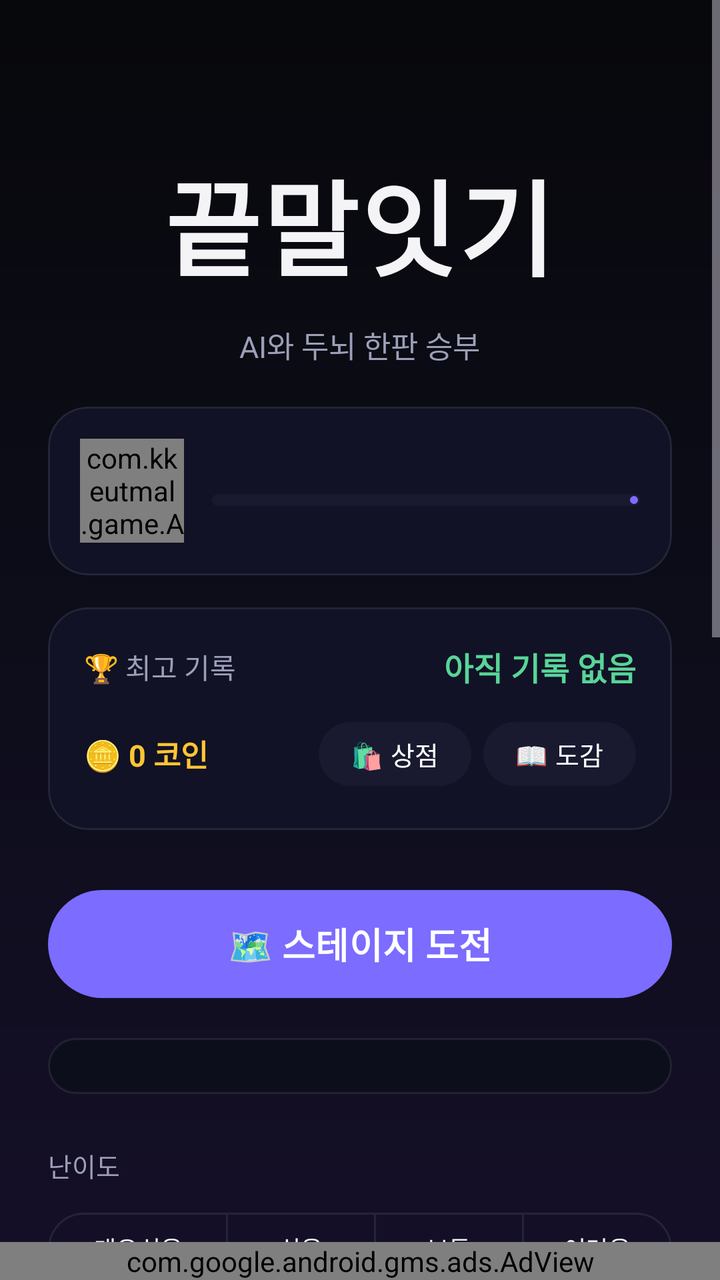
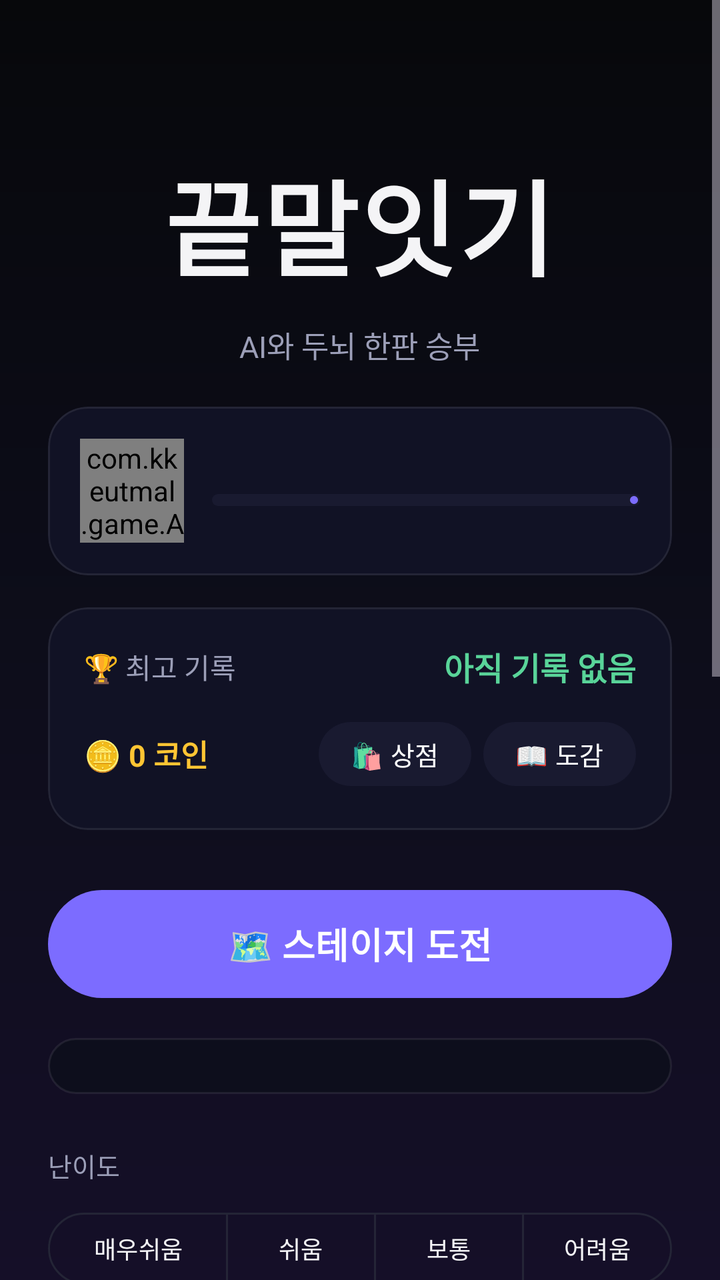

Two renders of the same Android screen: before a commit and after it. Below are the layout's source before the change and the commit's diff.
<!-- AndroidManifest.xml: application theme Theme.KKeutmal -->
<!-- res/layout/activity_main.xml -->
<?xml version="1.0" encoding="utf-8"?>
<LinearLayout xmlns:android="http://schemas.android.com/apk/res/android"
    xmlns:app="http://schemas.android.com/apk/res-auto"
    android:layout_width="match_parent"
    android:layout_height="match_parent"
    android:orientation="vertical">

<ScrollView
        android:layout_width="match_parent"
        android:layout_height="0dp"
        android:layout_weight="1"
    android:fillViewport="true"
    android:overScrollMode="never">

    <LinearLayout
        android:layout_width="match_parent"
        android:layout_height="wrap_content"
        android:orientation="vertical"
        android:gravity="center_horizontal"
        android:padding="24dp">

        <TextView
            android:id="@+id/tvTitle"
            android:layout_width="wrap_content"
            android:layout_height="wrap_content"
            android:layout_marginTop="44dp"
            android:paddingHorizontal="4dp"
            android:paddingVertical="6dp"
            android:text="@string/app_name"
            android:textColor="@color/text_primary"
            android:textSize="52sp"
            android:letterSpacing="0.02"
            android:fontFamily="sans-serif-black" />

        <TextView
            android:layout_width="wrap_content"
            android:layout_height="wrap_content"
            android:layout_marginTop="6dp"
            android:text="@string/subtitle"
            android:textColor="@color/text_dim"
            android:textSize="15sp" />

        <com.google.android.material.card.MaterialCardView
            android:layout_width="match_parent"
            android:layout_height="wrap_content"
            android:layout_marginTop="20dp"
            app:cardBackgroundColor="@color/surface"
            app:cardCornerRadius="20dp"
            app:strokeColor="@color/surface_stroke"
            app:strokeWidth="1dp"
            app:cardElevation="0dp">

            <LinearLayout
                android:layout_width="match_parent"
                android:layout_height="wrap_content"
                android:orientation="horizontal"
                android:gravity="center_vertical"
                android:padding="16dp">

                <com.kkeutmal.game.AvatarView
                    android:id="@+id/avatarMe"
                    android:layout_width="52dp"
                    android:layout_height="52dp" />

                <LinearLayout
                    android:layout_width="0dp"
                    android:layout_weight="1"
                    android:layout_height="wrap_content"
                    android:layout_marginStart="14dp"
                    android:orientation="vertical">

                    <TextView
                        android:id="@+id/tvLevelRank"
                        android:layout_width="wrap_content"
                        android:layout_height="wrap_content"
                        android:textColor="@color/text_primary"
                        android:textSize="16sp"
                        android:textStyle="bold" />

                    <com.google.android.material.progressindicator.LinearProgressIndicator
                        android:id="@+id/xpBar"
                        android:layout_width="match_parent"
                        android:layout_height="wrap_content"
                        android:layout_marginTop="6dp"
                        android:max="1000"
                        app:trackThickness="6dp"
                        app:trackCornerRadius="3dp"
                        app:trackColor="@color/chip_bg"
                        app:indicatorColor="@color/accent" />

                    <TextView
                        android:id="@+id/tvXp"
                        android:layout_width="wrap_content"
                        android:layout_height="wrap_content"
                        android:layout_marginTop="4dp"
                        android:textColor="@color/text_dim"
                        android:textSize="11sp" />
                </LinearLayout>
            </LinearLayout>
        </com.google.android.material.card.MaterialCardView>

        <com.google.android.material.card.MaterialCardView
            android:layout_width="match_parent"
            android:layout_height="wrap_content"
            android:layout_marginTop="16dp"
            app:cardBackgroundColor="@color/surface"
            app:cardCornerRadius="20dp"
            app:strokeColor="@color/surface_stroke"
            app:strokeWidth="1dp"
            app:cardElevation="0dp">

            <LinearLayout
                android:layout_width="match_parent"
                android:layout_height="wrap_content"
                android:orientation="vertical"
                android:padding="18dp">

                <LinearLayout
                    android:layout_width="match_parent"
                    android:layout_height="wrap_content"
                    android:orientation="horizontal"
                    android:gravity="center_vertical">

                    <TextView
                        android:layout_width="0dp"
                        android:layout_weight="1"
                        android:layout_height="wrap_content"
                        android:text="@string/best_label"
                        android:textColor="@color/text_dim"
                        android:textSize="14sp" />

                    <TextView
                        android:id="@+id/tvBest"
                        android:layout_width="wrap_content"
                        android:layout_height="wrap_content"
                        android:text="아직 기록 없음"
                        android:textColor="@color/accent2"
                        android:textSize="16sp"
                        android:textStyle="bold" />
                </LinearLayout>

                <LinearLayout
                    android:id="@+id/rowRecord"
                    android:layout_width="match_parent"
                    android:layout_height="wrap_content"
                    android:layout_marginTop="8dp"
                    android:orientation="horizontal"
                    android:gravity="center_vertical"
                    android:visibility="gone">

                    <TextView
                        android:layout_width="0dp"
                        android:layout_weight="1"
                        android:layout_height="wrap_content"
                        android:text="전적"
                        android:textColor="@color/text_dim"
                        android:textSize="14sp" />

                    <TextView
                        android:id="@+id/tvRecord"
                        android:layout_width="wrap_content"
                        android:layout_height="wrap_content"
                        android:textColor="@color/accent2"
                        android:textSize="16sp"
                        android:textStyle="bold" />
                </LinearLayout>

                <LinearLayout
                    android:layout_width="match_parent"
                    android:layout_height="wrap_content"
                    android:layout_marginTop="12dp"
                    android:orientation="horizontal"
                    android:gravity="center_vertical">

                    <TextView
                        android:id="@+id/tvCoins"
                        android:layout_width="0dp"
                        android:layout_weight="1"
                        android:layout_height="wrap_content"
                        android:text="🪙 0 코인"
                        android:textColor="@color/warn"
                        android:textSize="15sp"
                        android:textStyle="bold" />

                    <com.google.android.material.button.MaterialButton
                        android:id="@+id/btnShop"
                        android:layout_width="wrap_content"
                        android:layout_height="40dp"
                        android:minWidth="0dp"
                        android:paddingHorizontal="16dp"
                        android:text="🛍 상점"
                        android:textSize="13sp"
                        app:backgroundTint="@color/chip_bg"
                        app:cornerRadius="20dp" />

                    <com.google.android.material.button.MaterialButton
                        android:id="@+id/btnCollection"
                        android:layout_width="wrap_content"
                        android:layout_height="40dp"
                        android:layout_marginStart="6dp"
                        android:minWidth="0dp"
                        android:paddingHorizontal="16dp"
                        android:text="📖 도감"
                        android:textSize="13sp"
                        app:backgroundTint="@color/chip_bg"
                        app:cornerRadius="20dp" />
                </LinearLayout>
            </LinearLayout>
        </com.google.android.material.card.MaterialCardView>

        <com.google.android.material.button.MaterialButton
            android:id="@+id/btnAdventure"
            android:layout_width="match_parent"
            android:layout_height="62dp"
            android:layout_marginTop="26dp"
            android:text="🗺 스테이지 도전"
            android:textSize="18sp"
            android:textStyle="bold"
            app:backgroundTint="@color/accent"
            app:cornerRadius="31dp" />

        <LinearLayout
            android:id="@+id/missionBox"
            android:layout_width="match_parent"
            android:layout_height="wrap_content"
            android:layout_marginTop="16dp"
            android:orientation="vertical"
            android:background="@drawable/bg_input"
            android:padding="14dp" />

        <TextView
            android:layout_width="match_parent"
            android:layout_height="wrap_content"
            android:layout_marginTop="26dp"
            android:text="@string/difficulty_label"
            android:textColor="@color/text_dim"
            android:textSize="13sp" />

        <com.google.android.material.button.MaterialButtonToggleGroup
            android:id="@+id/toggleDifficulty"
            android:layout_width="match_parent"
            android:layout_height="wrap_content"
            android:layout_marginTop="10dp"
            app:singleSelection="true"
            app:selectionRequired="true">

            <com.google.android.material.button.MaterialButton
                android:id="@+id/btnVeryEasy"
                style="?attr/materialButtonOutlinedStyle"
                android:layout_width="0dp"
                android:layout_weight="1.2"
                android:layout_height="44dp"
                android:text="매우쉬움"
                android:textSize="12sp"
                android:insetLeft="0dp"
                android:insetRight="0dp"
                android:paddingHorizontal="2dp"
                app:strokeColor="@color/surface_stroke" />

            <com.google.android.material.button.MaterialButton
                android:id="@+id/btnEasy"
                style="?attr/materialButtonOutlinedStyle"
                android:layout_width="0dp"
                android:layout_weight="1"
                android:layout_height="44dp"
                android:text="쉬움"
                android:textSize="12sp"
                android:insetLeft="0dp"
                android:insetRight="0dp"
                android:paddingHorizontal="2dp"
                app:strokeColor="@color/surface_stroke" />

            <com.google.android.material.button.MaterialButton
                android:id="@+id/btnNormal"
                style="?attr/materialButtonOutlinedStyle"
                android:layout_width="0dp"
                android:layout_weight="1"
                android:layout_height="44dp"
                android:text="보통"
                android:textSize="12sp"
                app:strokeColor="@color/surface_stroke" />

            <com.google.android.material.button.MaterialButton
                android:id="@+id/btnHard"
                style="?attr/materialButtonOutlinedStyle"
                android:layout_width="0dp"
                android:layout_weight="1"
                android:layout_height="44dp"
                android:text="어려움"
                android:textSize="12sp"
                android:insetLeft="0dp"
                android:insetRight="0dp"
                android:paddingHorizontal="2dp"
                app:strokeColor="@color/surface_stroke" />
        </com.google.android.material.button.MaterialButtonToggleGroup>

        <TextView
            android:id="@+id/tvDifficultyDesc"
            android:layout_width="match_parent"
            android:layout_height="wrap_content"
            android:layout_marginTop="10dp"
            android:gravity="center"
            android:textColor="@color/text_dim"
            android:textSize="13sp"
            android:text="제한시간 20초" />

        <com.google.android.material.materialswitch.MaterialSwitch
            android:id="@+id/swNoTimer"
            android:layout_width="wrap_content"
            android:layout_height="wrap_content"
            android:layout_marginTop="8dp"
            android:text="  ⏱ 제한시간 없이 느긋하게  "
            android:textColor="@color/text_primary"
            android:textSize="14sp" />

        <com.google.android.material.button.MaterialButton
            android:id="@+id/btnStart"
            android:layout_width="match_parent"
            android:layout_height="62dp"
            android:layout_marginTop="24dp"
            android:text="⚔ 자유 대전"
            android:textSize="18sp"
            android:textStyle="bold"
            android:textColor="@color/cta_text"
            app:backgroundTint="@color/cta_bg"
            app:cornerRadius="31dp" />

        <com.google.android.material.card.MaterialCardView
            android:layout_width="match_parent"
            android:layout_height="wrap_content"
            android:layout_marginTop="26dp"
            android:layout_marginBottom="24dp"
            app:cardBackgroundColor="#10FFFFFF"
            app:cardCornerRadius="20dp"
            app:cardElevation="0dp">

            <LinearLayout
                android:layout_width="match_parent"
                android:layout_height="wrap_content"
                android:orientation="vertical"
                android:padding="18dp">

                <TextView
                    android:layout_width="wrap_content"
                    android:layout_height="wrap_content"
                    android:text="@string/rules_title"
                    android:textColor="@color/text_primary"
                    android:textSize="14sp"
                    android:textStyle="bold" />

                <TextView
                    android:layout_width="match_parent"
                    android:layout_height="wrap_content"
                    android:layout_marginTop="10dp"
                    android:lineSpacingExtra="5dp"
                    android:text="@string/rules_body"
                    android:textColor="@color/text_dim"
                    android:textSize="13sp" />
            </LinearLayout>
        </com.google.android.material.card.MaterialCardView>

        <com.google.android.material.button.MaterialButton
            android:id="@+id/btnAbout"
            style="?attr/borderlessButtonStyle"
            android:layout_width="wrap_content"
            android:layout_height="wrap_content"
            android:layout_marginTop="12dp"
            android:layout_marginBottom="8dp"
            android:text="ⓘ 만든이 · 버전 · 자료 출처"
            android:textColor="@color/text_dim"
            android:textSize="13sp" />
    </LinearLayout>
</ScrollView>

    
    <com.google.android.gms.ads.AdView
        android:id="@+id/adBanner"
        android:layout_width="match_parent"
        android:layout_height="wrap_content"
        android:layout_gravity="center_horizontal"
        app:adSize="BANNER" />

</LinearLayout>
<!-- resources referenced by this layout -->
<resources>
  <color name="accent">#7C6CFF</color>
  <color name="accent2">#59D499</color>
  <color name="chip_bg">#191A30</color>
  <color name="cta_bg">#FFFFFF</color>
  <color name="cta_text">#0B0B10</color>
  <color name="surface">#111225</color>
  <color name="surface_stroke">#14FFFFFF</color>
  <color name="text_dim">#9C9FB8</color>
  <color name="text_primary">#F4F4F6</color>
  <color name="warn">#FFC533</color>
  <!-- drawable bg_input (drawable) -->
  <?xml version="1.0" encoding="utf-8"?>
  <shape xmlns:android="http://schemas.android.com/apk/res/android" android:shape="rectangle">
      <solid android:color="@color/input_bg" />
      <stroke android:width="1dp" android:color="@color/surface_stroke" />
      <corners android:radius="26dp" />
  </shape>
  <string name="app_name">끝말잇기</string>
  <string name="best_label">🏆 최고 기록</string>
  <string name="difficulty_label">난이도</string>
  <string name="rules_body">· 사전(표준국어대사전+끄투 DB, 43만 단어)에 있는 두 글자 이상 단어만 인정\n· 앞 단어의 끝 글자로 시작 (두음법칙 인정: 력→역, 라→나)\n· 이미 나온 단어는 다시 쓸 수 없어요\n· 제한시간 안에 입력하지 못하면 패배! (무제한 모드는 시간 걱정 없음)\n· 마이크 버튼을 누르고 말해도 입력돼요</string>
  <string name="rules_title">게임 규칙</string>
  <string name="subtitle">AI와 두뇌 한판 승부</string>
  <style name="Theme.KKeutmal" parent="Theme.Material3.Dark.NoActionBar">
          <item name="colorPrimary">@color/accent</item>
          <item name="colorOnPrimary">@color/text_on_accent</item>
          <item name="colorSecondary">@color/accent2</item>
          <item name="colorSurface">@color/surface</item>
          <item name="colorOnSurface">@color/text_primary</item>
          <item name="android:colorBackground">@color/bg_top</item>
          <item name="android:windowBackground">@drawable/bg_gradient</item>
          <item name="android:statusBarColor">@color/bg_top</item>
          <item name="android:navigationBarColor">@color/bg_bottom</item>
          <item name="android:windowLightStatusBar">false</item>
          <item name="android:textColor">@color/text_primary</item>
      </style>
  <color name="input_bg">#0D0E1C</color>
  <color name="text_on_accent">#FFFFFF</color>
  <color name="bg_top">#07080B</color>
  <!-- drawable bg_gradient (drawable) -->
  <?xml version="1.0" encoding="utf-8"?>
  <shape xmlns:android="http://schemas.android.com/apk/res/android" android:shape="rectangle">
      <gradient
          android:angle="270"
          android:startColor="@color/bg_top"
          android:centerColor="#0D0D1A"
          android:endColor="@color/bg_bottom" />
  </shape>
  <color name="bg_bottom">#150F28</color>
</resources>

<!-- the commit's change to res/layout/activity_main.xml (unified diff, before → after) -->
@@ -373,11 +373,10 @@
 </ScrollView>
 
     
-    <com.google.android.gms.ads.AdView
-        android:id="@+id/adBanner"
+    <FrameLayout
+        android:id="@+id/adContainer"
         android:layout_width="match_parent"
         android:layout_height="wrap_content"
-        android:layout_gravity="center_horizontal"
-        app:adSize="BANNER" />
+        android:layout_gravity="center_horizontal" />
 
 </LinearLayout>
